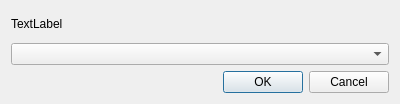
Old version of the form ddocclient/kksqgis/kksqgis/dn/azdialgeneral.ui in the repository YuriyRusinov/reper.
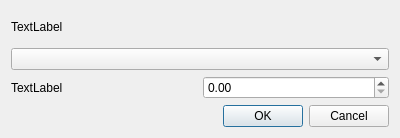
New version of the form.

What changed in the file:
```diff
--- a/ddocclient/kksqgis/kksqgis/dn/azdialgeneral.ui
+++ b/ddocclient/kksqgis/kksqgis/dn/azdialgeneral.ui
@@ -7,7 +7,7 @@
     <x>0</x>
     <y>0</y>
     <width>400</width>
-    <height>104</height>
+    <height>138</height>
    </rect>
   </property>
   <property name="sizePolicy">
@@ -40,6 +40,20 @@
      </item>
     </layout>
    </item>
+   <item>
+    <layout class="QHBoxLayout" name="horizontalLayout">
+     <item>
+      <widget class="QLabel" name="label_2">
+       <property name="text">
+        <string>TextLabel</string>
+       </property>
+      </widget>
+     </item>
+     <item>
+      <widget class="QDoubleSpinBox" name="doubleSpinBox"/>
+     </item>
+    </layout>
+   </item>
    <item>
     <widget class="QDialogButtonBox" name="buttonBox">
      <property name="orientation">
```
